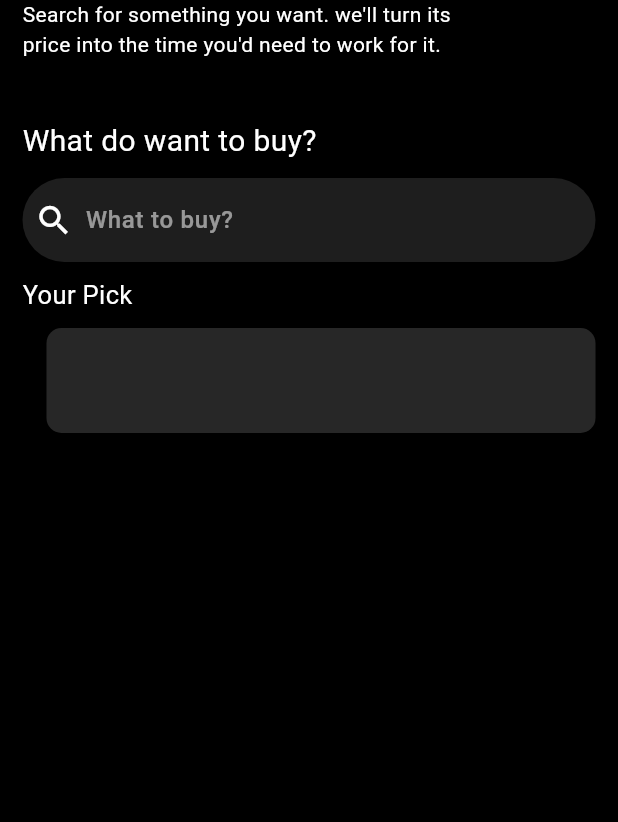
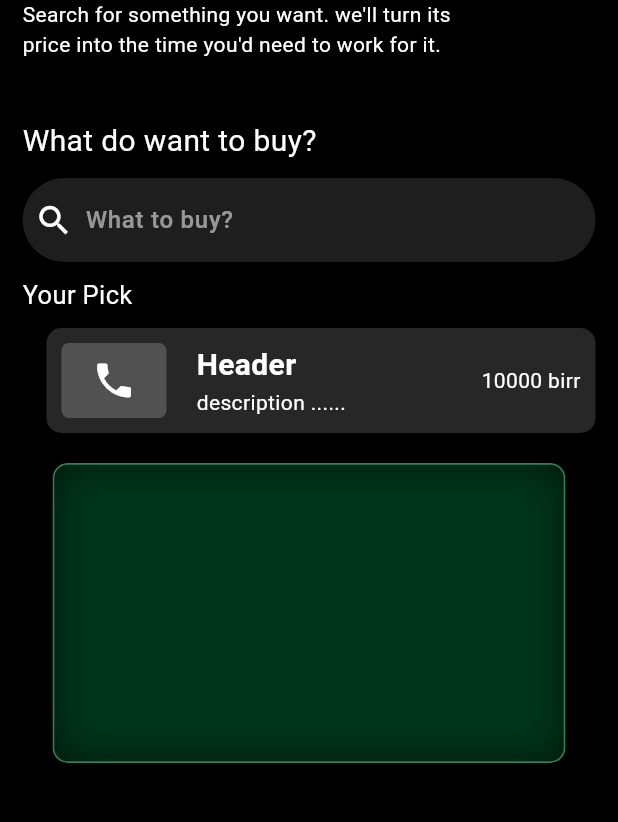
Before and after one commit to Melak-tefera/Should-I-Buy-It-app, a Flutter app: the screen it shows after launch, on a phone screen of 412 x 824 dp, the part 173-995 px from its top. Run offline on Flutter 3.47's test engine with Material 3 defaults, Android fonts, the phone set to English and light mode, and no system bars.

Commit message:
working with your pick

```diff
--- a/lib/pages/home_page.dart
+++ b/lib/pages/home_page.dart
@@ -1,5 +1,5 @@
 import 'package:flutter/material.dart';
-
+import 'dart:ui';
 class HomePage extends StatefulWidget {
 HomePage({super.key});
 
@@ -113,14 +113,97 @@ class _HomePageState extends State<HomePage> {
                     color: const Color.fromARGB(212, 47, 47, 47),
                     borderRadius: BorderRadius.circular(10),
                   ),
+                  child: Row(
+                    crossAxisAlignment: CrossAxisAlignment.center,
+                    children: [
+                      Padding(
+                        padding: const EdgeInsets.only(left: 10),
+                        child: Container(
+                          height: 50,
+                          width: 70,
+                          decoration: BoxDecoration(
+                            color: Color.fromARGB(237, 84, 84, 84),
+                            borderRadius: BorderRadius.circular(5)
+                          ),
+                          child: Icon(
+                            Icons.phone,
+                            size: 30,
+                            color: Colors.white,
+                            ),
+
+                        ),
+                      ),
+                      SizedBox(width: 20,),
+                      Column(
+                        mainAxisAlignment: MainAxisAlignment.center,
+                        crossAxisAlignment: CrossAxisAlignment.start,
+                        children: [
+                          Text(
+                            "Header",
+                            style: TextStyle(
+                              color: Colors.white,
+                              fontSize: 20,
+                              fontWeight: FontWeight.bold
+
+                            ),
+                            ),
+                          Text(
+                            "description ......",
+                            overflow:TextOverflow.ellipsis,
+                            style: TextStyle(
+                              color: Colors.white
+
+                            ),
+                            )
+                        ],
+                      ),
+                      Spacer(),
+                      Text(
+                        "10000 birr",
+                        style: TextStyle(
+                          color: Colors.white,
+                        ),
+                        ),
+                      SizedBox(width: 10,)
+                    ],
+                  ),
                 ),
               ),
 
+              SizedBox(height: 20,),
+              // green transparant container
+             Padding(
+               padding: const EdgeInsets.symmetric(horizontal: 20),
+               child: ClipRRect(
+                borderRadius: BorderRadiusGeometry.circular(10),
+                child: BackdropFilter(
+                  filter: ImageFilter.blur(sigmaX: 12, sigmaY: 12),
+                  child: Container(
+                    width: double.infinity,
+                    height: 200,
+                    padding: const EdgeInsets.all(20),
+                    decoration: BoxDecoration(
+                      borderRadius: BorderRadius.circular(10),
+                      color: const Color.fromARGB(255, 1, 132, 69).withValues(alpha: 0.12),
+                      border: Border.all(
+                        color: const Color(0xFF69F0AE).withValues(alpha: 0.45),
+                        width: 1.2,
+                        ),
+                      boxShadow: [
+                        BoxShadow(
+                          color: const Color(0xFF00E676).withValues(alpha: 0.18),
+                          blurRadius: 24,
+                          spreadRadius: 2,
+                        )
+                      ]
 
-              // green transparant container
-              Container(
+                    ),
+                    //child
+                  ),
+                ),
 
-              ),
+               ),
+             ),
 
               Text(""),
               //...
```
